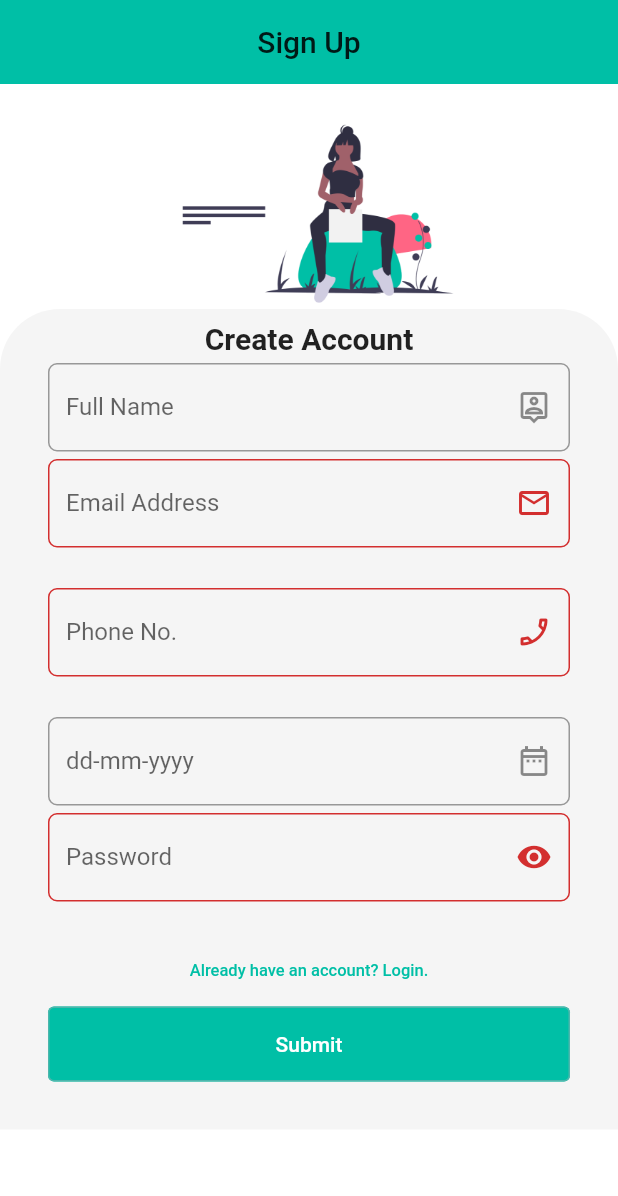
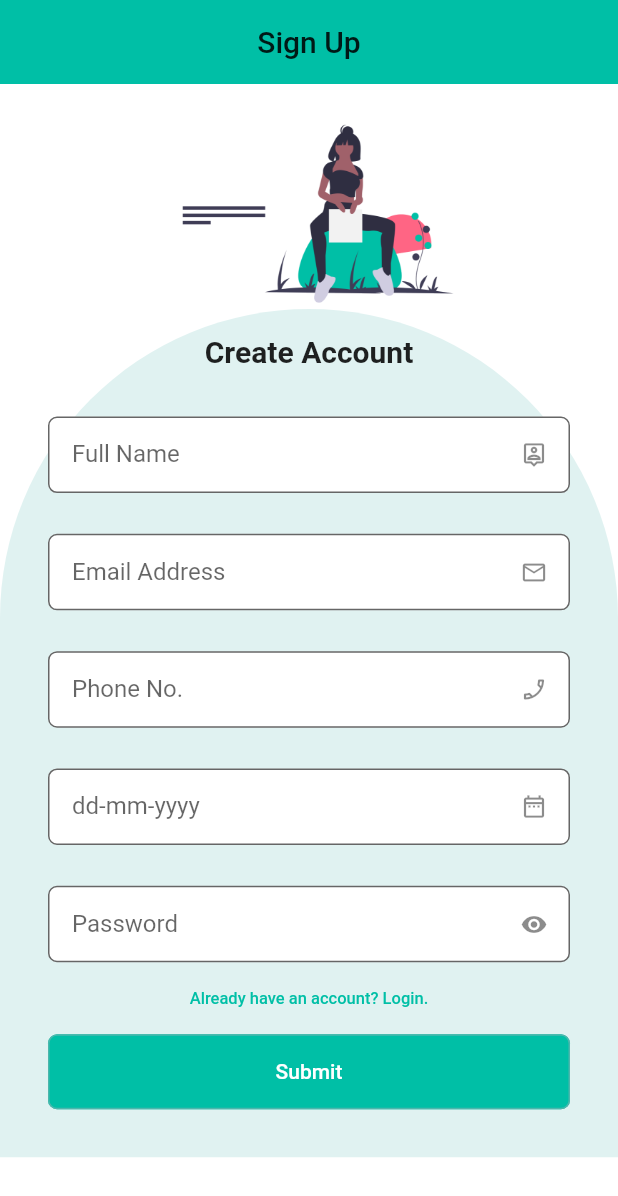
Before and after one commit to tungondugi/loginAppProvider, a Flutter app: the screen it shows after launch, on a phone screen of 412 x 824 dp. Shown: the top 1196 px of the screen. Run offline on Flutter 3.47's test engine with Material 2 defaults, Android fonts, the phone set to English and light mode, and no system bars.

Commit message:
Improved the UI styles.

```diff
--- a/loginAppProvider/lib/signupUI.dart
+++ b/loginAppProvider/lib/signupUI.dart
@@ -7,6 +7,9 @@ import 'package:loginAppProvider/validation/SignUpValidation/signUpValidationCon
 import 'package:provider/provider.dart';
 
 class SignUp extends StatelessWidget {
+  final double sizedBoxHeight = 27.2;
+  final double contentPaddingUnit = 16.0;
+  final double borderRadius = 6.0;
   Widget build(BuildContext context) {
     return Scaffold(
       appBar: AppBar(
@@ -43,14 +46,17 @@ class SignUp extends StatelessWidget {
                   decoration: BoxDecoration(
                     borderRadius: BorderRadius.only(
                       // circular border radius only to toprigh and topleft.
-                      topLeft: Radius.circular(40),
-                      topRight: Radius.circular(40),
+                      topLeft: Radius.circular(1500),
+                      topRight: Radius.circular(1500),
                     ),
-                    color: Colors.grey[100],
+                    color: Colors.teal[50],
                   ),
                   child: Column(
                     /// [Column Form widget]
                     children: <Widget>[
+                      SizedBox(
+                        height: 9.0,
+                      ),
                       Text(
                         /// [Intro Text widget]
                         "Create Account",
@@ -61,7 +67,7 @@ class SignUp extends StatelessWidget {
                         ),
                       ),
                       SizedBox(
-                        height: 5,
+                        height: sizedBoxHeight + 4.5,
                       ),
 
                       /// [Full Name TextField widget]
@@ -70,11 +76,15 @@ class SignUp extends StatelessWidget {
                           keyboardType: TextInputType.name,
                           textCapitalization: TextCapitalization.words,
                           decoration: InputDecoration(
+                            isDense: true,
+                            contentPadding: EdgeInsets.all(contentPaddingUnit),
                             labelText: "Full Name",
-                            errorText: signUpValidator.fullName.error,
+                            // errorText: signUpValidator.fullName.error,
                             suffixIcon: Icon(Icons.person_pin_outlined),
+                            fillColor: Colors.white,
+                            filled: true,
                             border: OutlineInputBorder(
-                              borderRadius: BorderRadius.circular(6),
+                              borderRadius: BorderRadius.circular(borderRadius),
                             ),
                           ),
                           onChanged: (String value) {
@@ -84,7 +94,7 @@ class SignUp extends StatelessWidget {
                         ),
                       ),
                       SizedBox(
-                        height: 5,
+                        height: sizedBoxHeight,
                       ),
 
                       /// [Email Address TextField widget]
@@ -92,11 +102,15 @@ class SignUp extends StatelessWidget {
                         builder: (_, signUpValidator, __) => TextField(
                           keyboardType: TextInputType.emailAddress,
                           decoration: InputDecoration(
+                            isDense: true,
+                            contentPadding: EdgeInsets.all(contentPaddingUnit),
                             labelText: "Email Address",
-                            errorText: "",
+                            // errorText: "",
                             suffixIcon: Icon(Icons.email_outlined),
+                            fillColor: Colors.white,
+                            filled: true,
                             border: OutlineInputBorder(
-                              borderRadius: BorderRadius.circular(6),
+                              borderRadius: BorderRadius.circular(borderRadius),
                             ),
                           ),
                           onChanged: (String value) {
@@ -105,7 +119,7 @@ class SignUp extends StatelessWidget {
                         ),
                       ),
                       SizedBox(
-                        height: 5,
+                        height: sizedBoxHeight,
                       ),
 
                       /// [PhoneNo. TextField widget]
@@ -113,11 +127,15 @@ class SignUp extends StatelessWidget {
                         builder: (context, signUpValidator, child) => TextField(
                           keyboardType: TextInputType.number,
                           decoration: InputDecoration(
+                            isDense: true,
+                            contentPadding: EdgeInsets.all(contentPaddingUnit),
                             labelText: "Phone No.",
-                            errorText: "",
+                            // errorText: "",
                             suffixIcon: Icon(Icons.phone_enabled_outlined),
+                            fillColor: Colors.white,
+                            filled: true,
                             border: OutlineInputBorder(
-                              borderRadius: BorderRadius.circular(6),
+                              borderRadius: BorderRadius.circular(borderRadius),
                             ),
                           ),
                           onChanged: (String value) {
@@ -126,7 +144,7 @@ class SignUp extends StatelessWidget {
                         ),
                       ),
                       SizedBox(
-                        height: 5,
+                        height: sizedBoxHeight,
                       ),
 
                       /// [DOB TextField widget]
@@ -135,12 +153,16 @@ class SignUp extends StatelessWidget {
                           controller: signUpValidator.controller,
                           keyboardType: TextInputType.datetime,
                           decoration: InputDecoration(
+                            isDense: true,
+                            contentPadding: EdgeInsets.all(contentPaddingUnit),
+                            fillColor: Colors.white,
+                            filled: true,
                             border: OutlineInputBorder(
-                              borderRadius: BorderRadius.circular(6),
+                              borderRadius: BorderRadius.circular(borderRadius),
                             ),
                             hintText: "Enter DOB",
                             labelText: "dd-mm-yyyy",
-                            errorText: signUpValidator.dob.error,
+                            // errorText: signUpValidator.dob.error,
                             suffixIcon: IconButton(
                               icon: Icon(Icons.date_range_outlined),
                               onPressed: () {
@@ -155,21 +177,25 @@ class SignUp extends StatelessWidget {
                         ),
                       ),
                       SizedBox(
-                        height: 5,
+                        height: sizedBoxHeight,
                       ),
                       Consumer<SignUpController>(
                         builder: (_, signUpValidator, __) => TextField(
                           /// [Password TextField widget]
                           obscureText: true,
                           decoration: InputDecoration(
+                            isDense: true,
+                            contentPadding: EdgeInsets.all(contentPaddingUnit),
                             labelText: "Password",
-                            errorText: "",
+                            // errorText: "",
                             suffixIcon: IconButton(
                               icon: Icon(Icons.remove_red_eye),
                               onPressed: () {},
                             ),
+                            fillColor: Colors.white,
+                            filled: true,
                             border: OutlineInputBorder(
-                              borderRadius: BorderRadius.circular(6),
+                              borderRadius: BorderRadius.circular(borderRadius),
                             ),
                           ),
                           onChanged: (String value) {
@@ -204,7 +230,7 @@ class SignUp extends StatelessWidget {
                           builder: (_, signUpValidator, __) => ElevatedButton(
                             child: Text("Submit"),
                             onPressed: () {
-                              // TODO://Implement some functions here
+                              // Submitting the data to some storage.
                               signUpValidator.submitData();
                             },
                             style: ElevatedButton.styleFrom(
@@ -213,6 +239,10 @@ class SignUp extends StatelessWidget {
                               onPrimary: Colors.white,
                               side: BorderSide(
                                 color: Colors.teal[300],
+                              ),
+                              shape: RoundedRectangleBorder(
+                                borderRadius:
+                                    BorderRadius.circular(borderRadius),
                               ),
                             ),
                           ),
```
